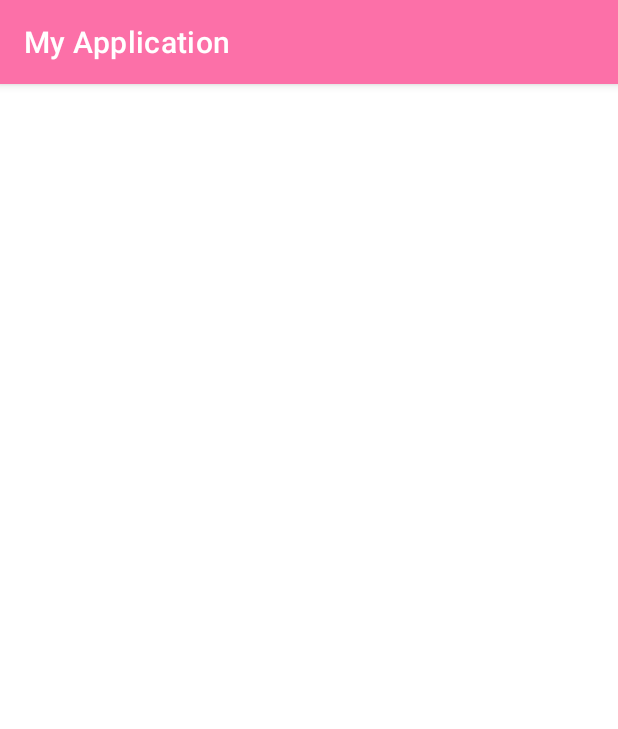
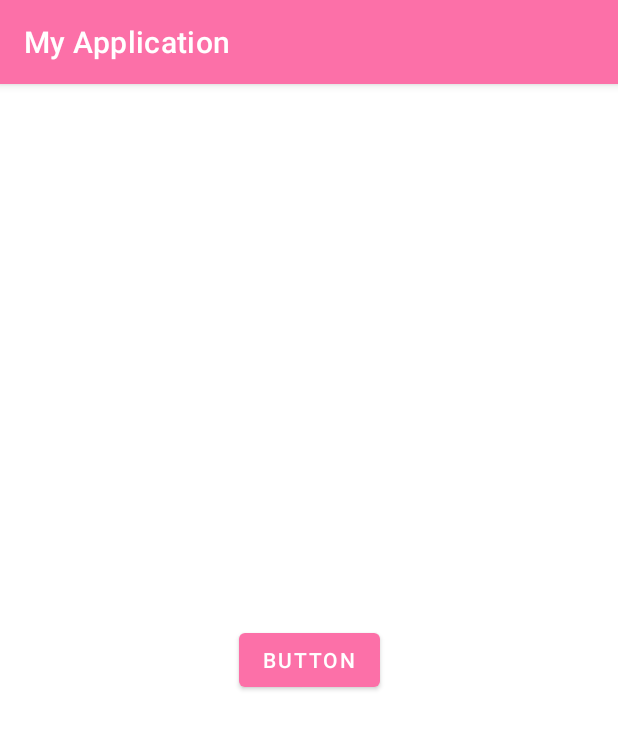
Before and after one commit to Ducthinh19102003/VinUni_EasyBooking, an Android app: the HomePageProfessor screen opened directly, with no data from a screen before it, on a phone screen of 412 x 824 dp. Shown: the top 729 px of the screen. Run offline under Robolectric (Android 15) with nearby library versions, the phone set to English and light mode, and no system bars; Roboto replaces fonts that are not available here.

Commit message:
Update XMLs because why not.

```diff
--- a/app/src/main/res/layout/activity_home_page_professor.xml
+++ b/app/src/main/res/layout/activity_home_page_professor.xml
@@ -6,4 +6,14 @@
     android:layout_height="match_parent"
     tools:context=".HomePageProfessor">
 
+    <Button
+        android:id="@+id/button"
+        android:layout_width="wrap_content"
+        android:layout_height="wrap_content"
+        android:text="Button"
+        android:onClick="toSetAvailableTimeSlot"
+        app:layout_constraintBottom_toBottomOf="parent"
+        app:layout_constraintEnd_toEndOf="parent"
+        app:layout_constraintStart_toStartOf="parent"
+        app:layout_constraintTop_toTopOf="parent" />
 </androidx.constraintlayout.widget.ConstraintLayout>
```
Also changed, not shown: app/src/main/java/com/example/myapplication/HomePageProfessor.java (+9 -0 lines), app/src/main/res/layout/activity_week_view.xml (+15 -1 lines).
